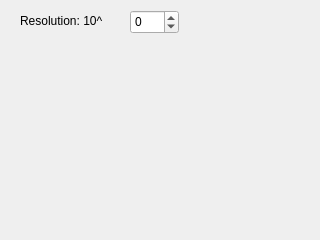
Qt form src/Tweedia/widget/wgt-histgram-number.ui (tweedia/Tweedia) before a commit.
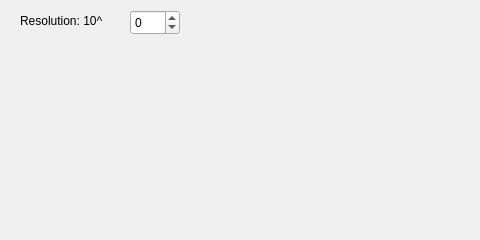
The same form after that commit.

```diff
--- a/src/Tweedia/widget/wgt-histgram-number.ui
+++ b/src/Tweedia/widget/wgt-histgram-number.ui
@@ -6,7 +6,7 @@
    <rect>
     <x>0</x>
     <y>0</y>
-    <width>320</width>
+    <width>480</width>
     <height>240</height>
    </rect>
   </property>
@@ -18,8 +18,8 @@
     <rect>
      <x>130</x>
      <y>10</y>
-     <width>49</width>
-     <height>24</height>
+     <width>50</width>
+     <height>25</height>
     </rect>
    </property>
    <property name="minimum">
@@ -31,8 +31,8 @@
     <rect>
      <x>20</x>
      <y>10</y>
-     <width>101</width>
-     <height>21</height>
+     <width>111</width>
+     <height>22</height>
     </rect>
    </property>
    <property name="text">
```
Left out of the diff: 2 changed lines with no effect on the pictures.
